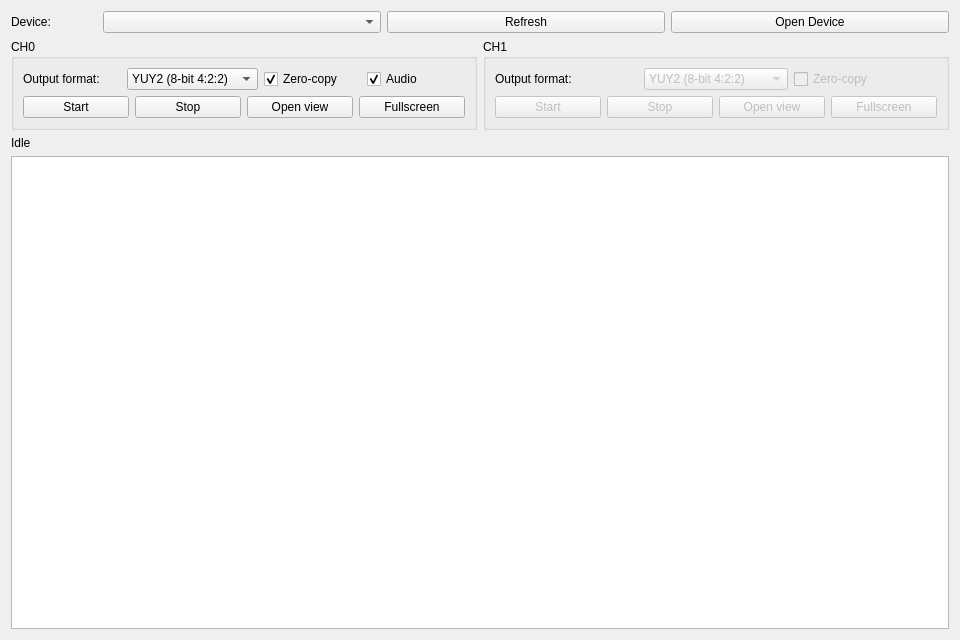
Above: GVFG_Qt_Sample/mainwindow.ui from MarquezLin/GVFG_Standalone before the change. Below: the same form after it.
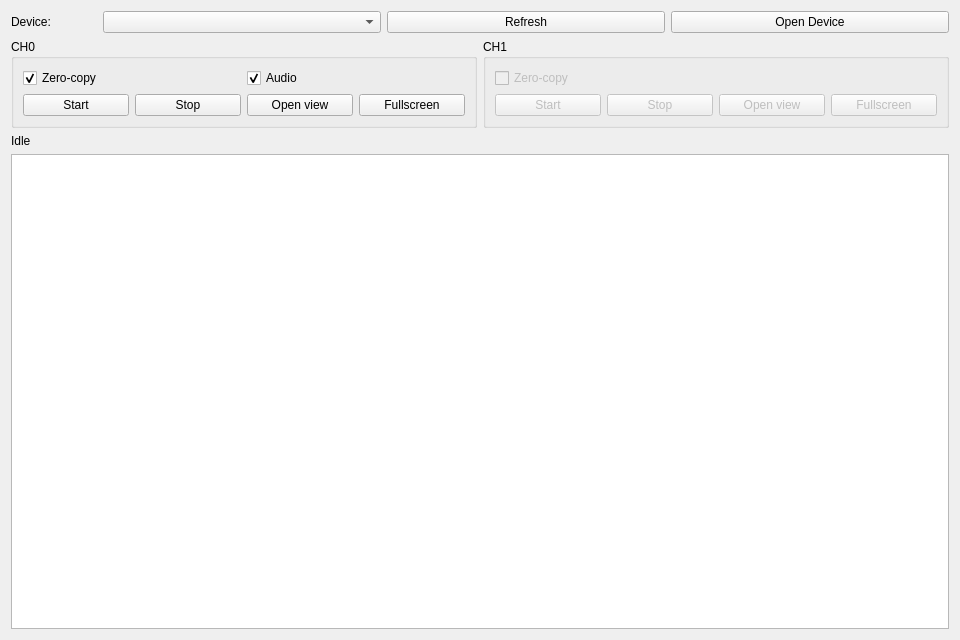
That is the form after the change.

Diff of the .ui file:
```diff
--- a/GVFG_Qt_Sample/mainwindow.ui
+++ b/GVFG_Qt_Sample/mainwindow.ui
@@ -63,30 +63,6 @@
        </property>
        <layout class="QGridLayout" name="channel0GridLayout">
         <item row="0" column="0">
-         <widget class="QLabel" name="channel0FormatLabel">
-          <property name="text">
-           <string>Output format:</string>
-          </property>
-         </widget>
-        </item>
-        <item row="0" column="1">
-         <widget class="QComboBox" name="ch0OutputFormatCombo">
-          <property name="toolTip">
-           <string>Requested CH0 capture output format</string>
-          </property>
-          <item>
-           <property name="text">
-            <string>YUY2 (8-bit 4:2:2)</string>
-           </property>
-          </item>
-          <item>
-           <property name="text">
-            <string>Y210 (10-bit 4:2:2)</string>
-           </property>
-          </item>
-         </widget>
-        </item>
-        <item row="0" column="2">
          <widget class="QCheckBox" name="ch0ZeroCopyCheckBox">
           <property name="toolTip">
            <string>Must be selected before opening CH0</string>
@@ -99,7 +75,7 @@
           </property>
          </widget>
         </item>
-        <item row="0" column="3">
+        <item row="0" column="1">
          <widget class="QCheckBox" name="ch0AudioCheckBox">
           <property name="enabled">
            <bool>true</bool>
@@ -115,7 +91,7 @@
           </property>
          </widget>
         </item>
-        <item row="1" column="0" colspan="4">
+        <item row="1" column="0" colspan="2">
          <layout class="QHBoxLayout" name="channel0ButtonLayout">
           <item>
            <widget class="QPushButton" name="ch0StartButton">
@@ -157,33 +133,6 @@
        </property>
        <layout class="QGridLayout" name="channel1GridLayout">
         <item row="0" column="0">
-         <widget class="QLabel" name="channel1FormatLabel">
-          <property name="text">
-           <string>Output format:</string>
-          </property>
-         </widget>
-        </item>
-        <item row="0" column="1">
-         <widget class="QComboBox" name="ch1OutputFormatCombo">
-          <property name="enabled">
-           <bool>false</bool>
-          </property>
-          <property name="toolTip">
-           <string>Requested CH1 capture output format</string>
-          </property>
-          <item>
-           <property name="text">
-            <string>YUY2 (8-bit 4:2:2)</string>
-           </property>
-          </item>
-          <item>
-           <property name="text">
-            <string>Y210 (10-bit 4:2:2)</string>
-           </property>
-          </item>
-         </widget>
-        </item>
-        <item row="0" column="2">
          <widget class="QCheckBox" name="ch1ZeroCopyCheckBox">
           <property name="enabled">
            <bool>false</bool>
@@ -196,7 +145,7 @@
           </property>
          </widget>
         </item>
-        <item row="1" column="0" colspan="3">
+        <item row="1" column="0">
          <layout class="QHBoxLayout" name="channel1ButtonLayout">
           <item>
            <widget class="QPushButton" name="ch1StartButton">
```
